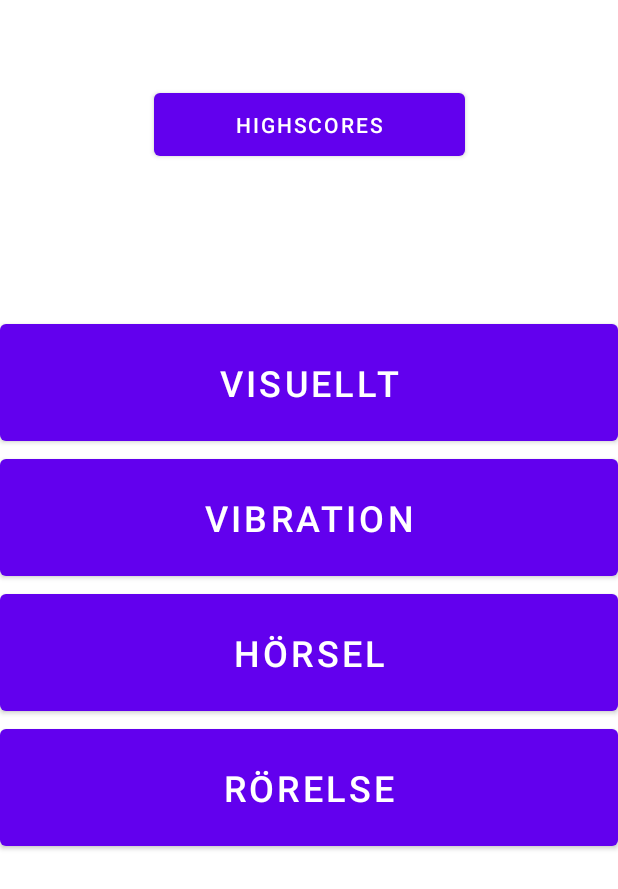
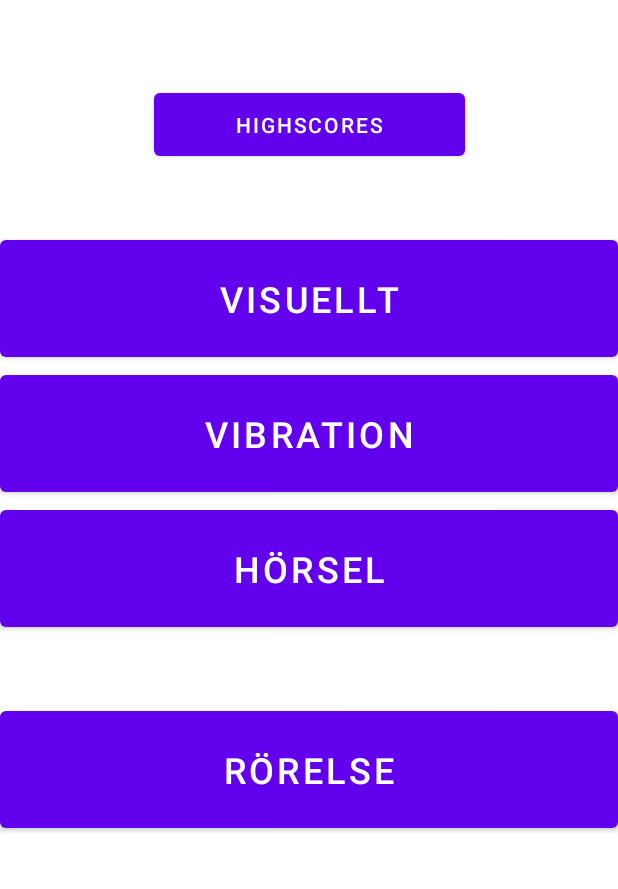
Before and after one commit to TrisseC/MedTechApp, an Android app: the screen it shows after launch (MainActivity), on a phone screen of 412 x 824 dp. Shown: the top 889 px of the screen. Run offline under Robolectric (Android 15) with nearby library versions, the phone set to English and light mode, and no system bars.

Commit message:
Small improvements

```diff
--- a/app/src/main/java/com/example/medtechapp/MotionReaction.java
+++ b/app/src/main/java/com/example/medtechapp/MotionReaction.java
@@ -45,8 +45,8 @@ public class MotionReaction extends AppCompatActivity implements SensorEventList
      * Final variables
      */
     final private int rounds = 5;
-    final private double maxWait = 1800.0;
-    final private double minWait = 900.0;
+    final private double maxWait = 2000.0;
+    final private double minWait = 1000.0;
     final private double minRotation = 80.0;
     final private double maxRotation = 150.0;
 
--- a/app/src/main/res/layout/activity_main.xml
+++ b/app/src/main/res/layout/activity_main.xml
@@ -33,7 +33,7 @@
         android:id="@+id/top"
         android:layout_width="match_parent"
         android:layout_height="0dp"
-        android:layout_marginTop="100dp"
+        android:layout_marginTop="44dp"
         android:orientation="vertical"
         app:layout_constraintEnd_toEndOf="parent"
         app:layout_constraintHorizontal_bias="0.5"
@@ -68,15 +68,18 @@
             android:textSize="24sp"
             tools:ignore="UsingOnClickInXml" />
 
+    </LinearLayout>
+
     <Button
         android:id="@+id/button4"
         android:layout_width="match_parent"
         android:layout_height="90dp"
+        android:layout_marginTop="44dp"
         android:onClick="openMovement"
         android:text="@string/movement_text"
         android:textSize="24sp"
-            tools:ignore="UsingOnClickInXml" />
-
-    </LinearLayout>
+        app:layout_constraintTop_toBottomOf="@+id/top"
+        tools:ignore="UsingOnClickInXml"
+        tools:layout_editor_absoluteX="0dp" />
 
 </androidx.constraintlayout.widget.ConstraintLayout>
```
Lines whose indentation alone changed are shown as unchanged.
